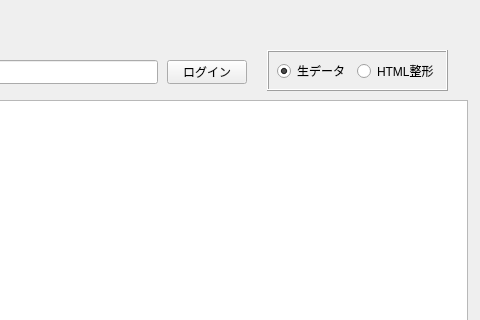
This is chatbot-client/mainwindow.ui in zattu1/chatbot-client as Qt 5 draws it before an edit; both pictures show x 493 to 973 and y 0 to 320 of the 973 by 714 pixel window. The edited form follows.
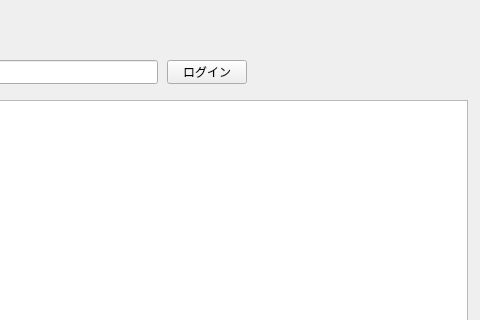
This is the edited form.

Commit message: v1.0.0リリース

What changed in the file:
```diff
--- a/chatbot-client/mainwindow.ui
+++ b/chatbot-client/mainwindow.ui
@@ -269,75 +269,6 @@
      <string>ダブルクリックで実行</string>
     </property>
    </widget>
-   <widget class="QRadioButton" name="radioButton_2">
-    <property name="geometry">
-     <rect>
-      <x>850</x>
-      <y>60</y>
-      <width>91</width>
-      <height>22</height>
-     </rect>
-    </property>
-    <property name="text">
-     <string>HTML整形</string>
-    </property>
-    <attribute name="buttonGroup">
-     <string notr="true">buttonGroup</string>
-    </attribute>
-   </widget>
-   <widget class="QRadioButton" name="radioButton">
-    <property name="geometry">
-     <rect>
-      <x>770</x>
-      <y>60</y>
-      <width>71</width>
-      <height>22</height>
-     </rect>
-    </property>
-    <property name="text">
-     <string>生データ</string>
-    </property>
-    <property name="checked">
-     <bool>true</bool>
-    </property>
-    <attribute name="buttonGroup">
-     <string notr="true">buttonGroup</string>
-    </attribute>
-   </widget>
-   <widget class="QFrame" name="frame">
-    <property name="geometry">
-     <rect>
-      <x>760</x>
-      <y>50</y>
-      <width>181</width>
-      <height>41</height>
-     </rect>
-    </property>
-    <property name="frameShape">
-     <enum>QFrame::Shape::Box</enum>
-    </property>
-    <property name="frameShadow">
-     <enum>QFrame::Shadow::Raised</enum>
-    </property>
-   </widget>
-   <zorder>frame</zorder>
-   <zorder>comboBox</zorder>
-   <zorder>emailLineEdit</zorder>
-   <zorder>passLineEdit</zorder>
-   <zorder>label</zorder>
-   <zorder>label_2</zorder>
-   <zorder>label_3</zorder>
-   <zorder>loginPushButton</zorder>
-   <zorder>replyTextEdit</zorder>
-   <zorder>requestTextEdit</zorder>
-   <zorder>sendPushButton</zorder>
-   <zorder>historyPushButton</zorder>
-   <zorder>label_4</zorder>
-   <zorder>remoteLineEdit</zorder>
-   <zorder>connPushButton</zorder>
-   <zorder>historyListWidget</zorder>
-   <zorder>radioButton_2</zorder>
-   <zorder>radioButton</zorder>
   </widget>
   <widget class="QMenuBar" name="menubar">
    <property name="geometry">
```
Left out of the diff: 3 changed lines with no effect on the pictures. The commit also changes 2 other files.
